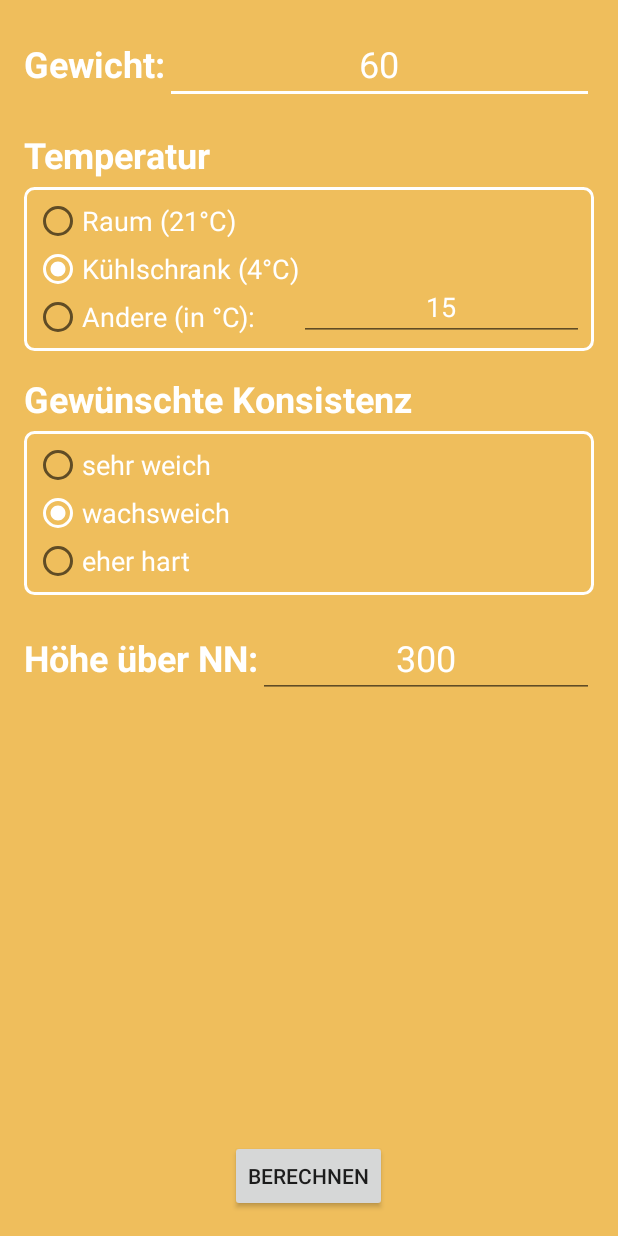
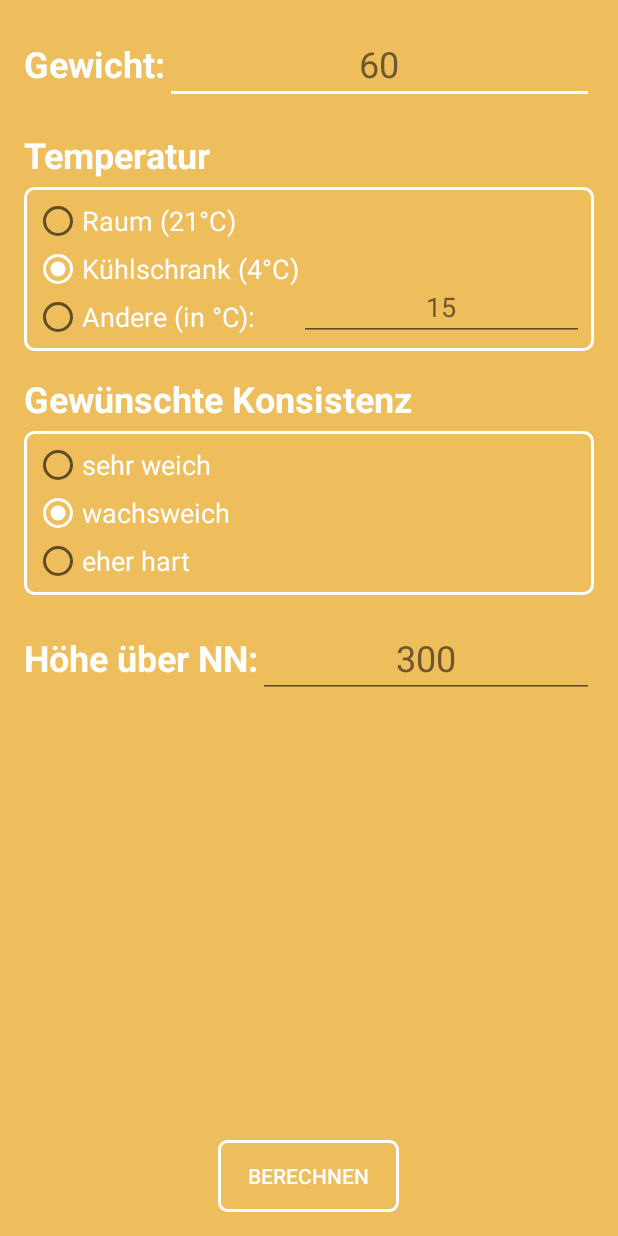
Before and after one commit to MarcelJurtz/Perfeggt, an Android app: the layout activity_settings.xml on its own in the app's theme, with its tools: preview values and no code run, on a phone screen of 412 x 824 dp. Run offline under Robolectric (Android 15) with nearby library versions, the phone set to English and light mode, and no system bars.

Commit message:
Finished v1, TODO: g/m TextViews

```diff
--- a/app/src/main/java/com/jurtz/android/pefectegg/SettingsActivity.java
+++ b/app/src/main/java/com/jurtz/android/pefectegg/SettingsActivity.java
@@ -50,6 +50,7 @@ public class SettingsActivity extends AppCompatActivity {
         txtWeight = (TextView)findViewById(R.id.txtWeight);
         txtHeightAboveSea = (TextView)findViewById(R.id.txtHeightAboveSea);
         txtTemperature = (TextView)findViewById(R.id.txtTemperature);
+        txtTemperature.setVisibility(View.INVISIBLE);
 
         rbTemperatureRoom = (RadioButton)findViewById(R.id.rbTemperatureRoom);
         rbTemperatureFridge = (RadioButton)findViewById(R.id.rbTemperatureFridge);
--- /dev/null
+++ b/app/src/main/res/drawable/buttonshape.xml
@@ -0,0 +1,18 @@
+<?xml version="1.0" encoding="utf-8"?>
+    <shape
+    xmlns:android="http://schemas.android.com/apk/res/android"
+    android:shape="rectangle" >
+    <corners
+        android:radius="5dp"
+    />
+    <solid
+        android:color="@color/mainBackground" />
+    <padding
+        android:bottom="0dp"
+        android:left="20dp"
+        android:right="20dp"
+        android:top="0dp" />
+    <stroke
+        android:color="@color/mainForeground"
+        android:width="2dp" />
+</shape>
--- a/app/src/main/res/layout/activity_settings.xml
+++ b/app/src/main/res/layout/activity_settings.xml
@@ -34,7 +34,8 @@
             android:textAlignment="center"
             android:hint="60"
             android:textSize="24dp"
-            android:textColor="@color/mainForeground"/>
+            android:textColor="@color/mainForeground"
+            android:textColorHint="@color/hintColor" />
         <TextView
             android:layout_width="wrap_content"
             android:layout_height="wrap_content"
@@ -103,7 +104,8 @@
             android:hint="15"
             android:layout_gravity="bottom"
             android:textColor="@color/mainForeground"
-            android:textSize="18dp" />
+            android:textSize="18dp"
+            android:textColorHint="@color/hintColor" />
     </LinearLayout>
 
     <TextView
@@ -170,14 +172,18 @@
             android:hint="300"
             android:textAlignment="center"
             android:textColor="@color/mainForeground"
-            android:textSize="24dp" />
+            android:textSize="24dp"
+            android:textColorHint="@color/hintColor" />
     </LinearLayout>
 
     <Button
         android:layout_width="wrap_content"
         android:layout_height="wrap_content"
         android:text="Berechnen"
+        android:background="@drawable/buttonshape"
+        android:textColor="@color/mainForeground"
         android:id="@+id/cmdCalculateTime"
         android:layout_alignParentBottom="true"
-        android:layout_centerHorizontal="true" />
+        android:layout_centerHorizontal="true"
+        android:stateListAnimator="@null"/>
 </RelativeLayout>
--- a/app/src/main/res/values/colors.xml
+++ b/app/src/main/res/values/colors.xml
@@ -5,4 +5,5 @@
     <color name="colorAccent">#FFFFFF</color>
     <color name="mainForeground">#FFFFFF</color>
     <color name="mainBackground">#EFBE5C</color>
+    <color name="hintColor">#6e572a</color>
 </resources>
```
Also changed, not shown: app/src/main/java/com/jurtz/android/pefectegg/TimerActivity.java (+11 -6 lines), app/src/main/res/layout/activity_timer.xml (+5 -3 lines), app/src/main/res/drawable/play.png (added).
